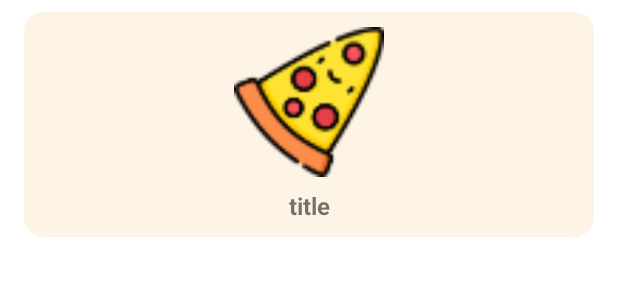
After one commit to ridwan0806/Eugene, an Android app: the layout viewholder_food_list.xml on its own in the app's theme, with its tools: preview values and no code run, on a phone screen of 412 x 824 dp. The commit adds this screen. Shown: the top 300 px of the screen. Run offline under Robolectric (Android 15) with nearby library versions, the phone set to English and light mode, and no system bars.

Commit message:
create recycler food by categoryId

```diff
--- a/app/src/main/AndroidManifest.xml
+++ b/app/src/main/AndroidManifest.xml
@@ -11,6 +11,9 @@
         android:supportsRtl="true"
         android:theme="@style/Theme.Eugene"
         tools:targetApi="31">
+        <activity
+            android:name=".FoodList"
+            android:exported="false" />
         <activity
             android:name=".HomeActivity"
             android:exported="false" />
--- a/app/src/main/res/layout/activity_home.xml
+++ b/app/src/main/res/layout/activity_home.xml
@@ -157,7 +157,7 @@
                     android:layout_height="wrap_content"
                     android:layout_marginStart="32dp"
                     android:layout_marginTop="16dp"
-                    android:text="Categories"
+                    android:text="Kategori"
                     android:textColor="#000000"
                     android:textSize="18sp"
                     android:textStyle="bold"
--- /dev/null
+++ b/app/src/main/res/layout/viewholder_food_list.xml
@@ -0,0 +1,38 @@
+<?xml version="1.0" encoding="utf-8"?>
+<androidx.constraintlayout.widget.ConstraintLayout xmlns:android="http://schemas.android.com/apk/res/android"
+    xmlns:app="http://schemas.android.com/apk/res-auto"
+    android:layout_width="match_parent"
+    android:layout_height="150dp"
+    android:layout_marginLeft="16dp"
+    android:layout_marginRight="16dp"
+    android:layout_marginTop="8dp"
+    android:layout_marginBottom="8dp"
+    android:background="@drawable/cat_background1">
+
+    <ImageView
+        android:id="@+id/food_image"
+        android:layout_width="100dp"
+        android:layout_height="100dp"
+        android:layout_marginStart="10dp"
+        android:layout_marginTop="10dp"
+        android:layout_marginEnd="10dp"
+        android:layout_marginBottom="8dp"
+        app:layout_constraintBottom_toBottomOf="parent"
+        app:layout_constraintEnd_toEndOf="parent"
+        app:layout_constraintStart_toStartOf="parent"
+        app:layout_constraintTop_toTopOf="parent"
+        app:layout_constraintVertical_bias="0.00999999"
+        app:srcCompat="@drawable/cat_1" />
+
+    <TextView
+        android:id="@+id/food_name"
+        android:layout_width="wrap_content"
+        android:layout_height="30dp"
+        android:layout_marginTop="8dp"
+        android:text="title"
+        android:textSize="16sp"
+        android:textStyle="bold"
+        app:layout_constraintEnd_toEndOf="@+id/food_image"
+        app:layout_constraintStart_toStartOf="@+id/food_image"
+        app:layout_constraintTop_toBottomOf="@+id/food_image" />
+</androidx.constraintlayout.widget.ConstraintLayout>
```
Also changed, not shown: app/src/main/java/com/example/eugene/FoodList.java (added, +97 -0 lines), app/src/main/java/com/example/eugene/HomeActivity.java (+8 -2 lines), app/src/main/java/com/example/eugene/Model/Food.java (added, +57 -0 lines), app/src/main/java/com/example/eugene/ViewHolder/FoodViewHolder.java (added, +37 -0 lines), app/src/main/res/layout/activity_food_list.xml (added, +13 -0 lines).
